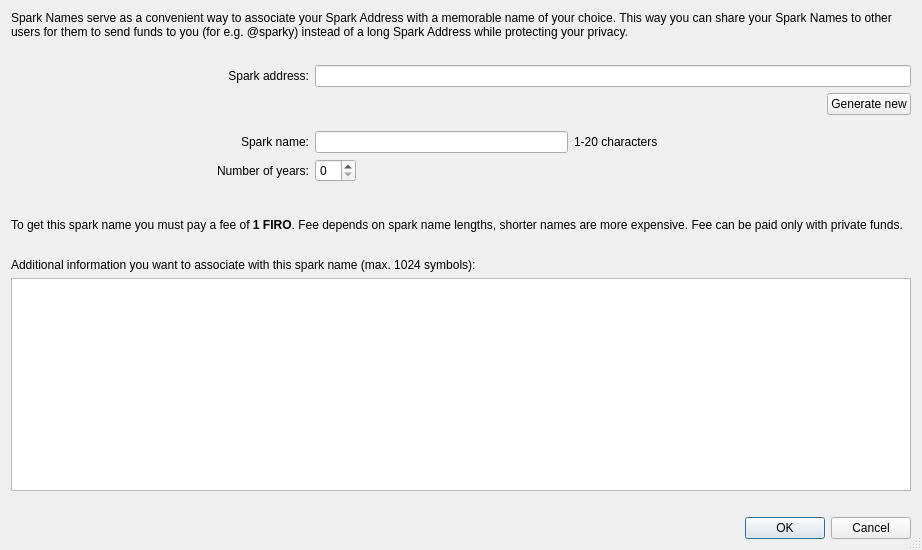
Old version of the form src/qt/forms/createsparkname.ui in the repository firoorg/firo.
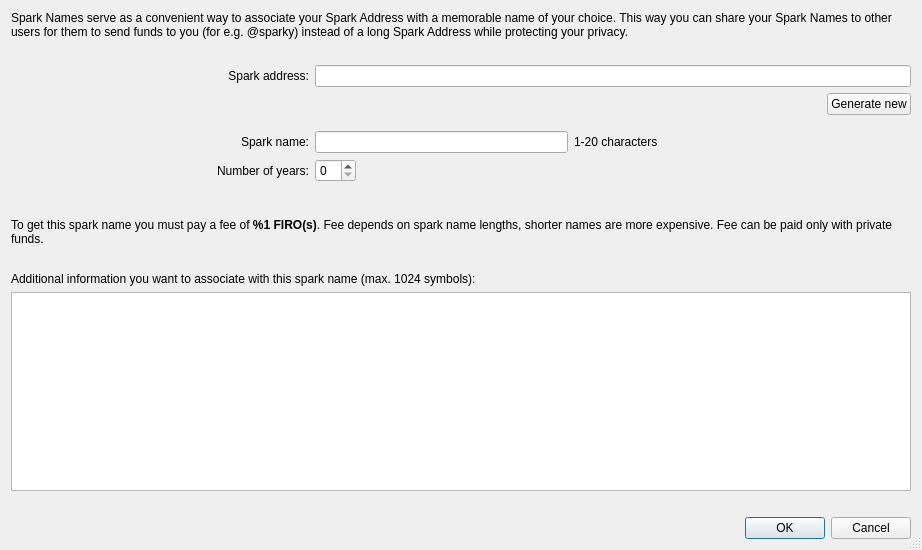
New version of the form.

Patch:
```diff
--- a/src/qt/forms/createsparkname.ui
+++ b/src/qt/forms/createsparkname.ui
@@ -256,7 +256,7 @@
        <item>
         <widget class="QLabel" name="label_4">
          <property name="text">
-          <string>&lt;html&gt;&lt;head/&gt;&lt;body&gt;&lt;p&gt;To get this spark name you must pay a fee of &lt;span style=&quot; font-weight:600;&quot;&gt;1 FIRO&lt;/span&gt;. Fee depends on spark name lengths, shorter names are more expensive. Fee can be paid only with private funds.&lt;/p&gt;&lt;/body&gt;&lt;/html&gt;</string>
+          <string>&lt;html&gt;&lt;head/&gt;&lt;body&gt;&lt;p&gt;To get this spark name you must pay a fee of &lt;span style=&quot; font-weight:600;&quot;&gt;%1 FIRO(s)&lt;/span&gt;. Fee depends on spark name lengths, shorter names are more expensive. Fee can be paid only with private funds.&lt;/p&gt;&lt;/body&gt;&lt;/html&gt;</string>
          </property>
          <property name="wordWrap">
           <bool>true</bool>
```
Left out of the diff: 10 changed lines with no effect on the pictures.
